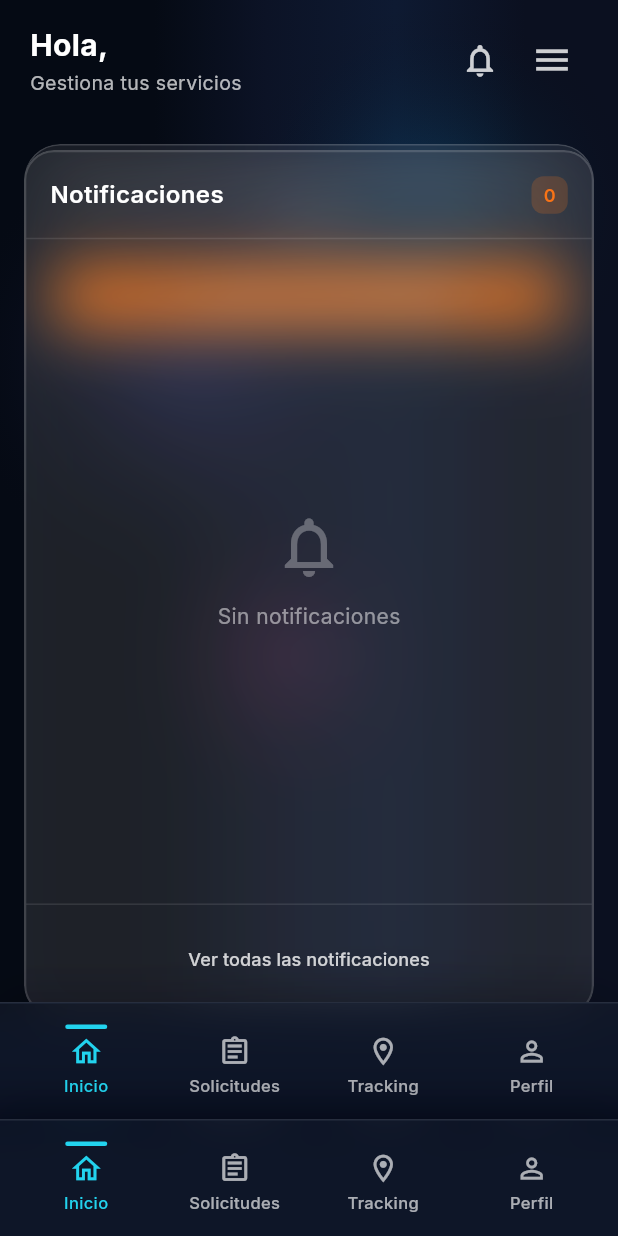
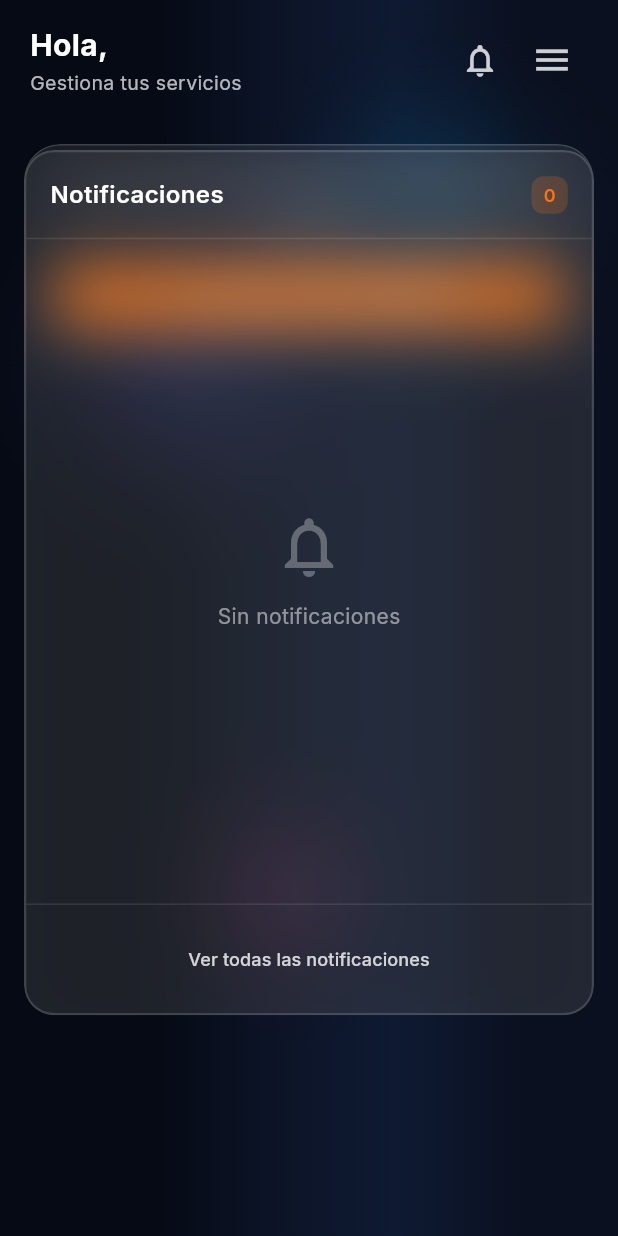
Before and after one commit to mahego/mapper-flutter, a Flutter app: the ClientDashboardPage screen opened directly, after a tap on the "notifications" icon, on a phone screen of 412 x 824 dp. Run offline on Flutter 3.47's test engine with Material 3 defaults, Android fonts, the light colour scheme and no system bars; our stand-ins replace dio, firebase_auth, firebase_core, flutter_map, geocoding, geolocator and 7 more; missing offline and left inert: flutter_facebook_auth, mobile_scanner; accounts and stored records are empty; network calls fail.

Commit message:
fix: Remove duplicate bottom nav from dashboard and profile pages
- Remove bottomNavigationBar from client_dashboard_page.dart
- Remove bottomNavigationBar from profile_page.dart
- Remove bottomNavigationBar from store_dashboard_page.dart
- Remove bottomNavigationBar from provider_dashboard_page.dart
- Remove unused _buildBottomNav() methods from all 4 pages
- Navigation now fully handled by TropicalScaffold wrapper

```diff
--- a/lib/features/client/presentation/pages/client_dashboard_page.dart
+++ b/lib/features/client/presentation/pages/client_dashboard_page.dart
@@ -277,50 +277,6 @@ class _ClientDashboardPageState extends State<ClientDashboardPage> {
             ),
         ],
       ),
-      bottomNavigationBar: _buildBottomNav(),
-    );
-  }
-
-  Widget _buildBottomNav() {
-    // Ocultar en desktop (width >= 768)
-    if (MediaQuery.of(context).size.width >= 768) {
-      return const SizedBox.shrink();
-    }
-
-    return LiquidGlassBottomNav(
-      items: const [
-        BottomNavItem(
-          label: 'Inicio',
-          icon: Icons.home_outlined,
-          route: '/dashboard/cliente',
-        ),
-        BottomNavItem(
-          label: 'Solicitudes',
-          icon: Icons.assignment_outlined,
-          route: '/requests',
-        ),
-        BottomNavItem(
-          label: 'Tracking',
-          icon: Icons.location_on_outlined,
-          route: '/cliente/tracking',
-        ),
-        BottomNavItem(
-          label: 'Perfil',
-          icon: Icons.person_outline,
-          route: '/profile',
-        ),
-      ],
-      currentIndex: 0,
-      onTap: (index) {
-        final routes = [
-          '/dashboard/cliente',
-          '/requests',
-          '/cliente/tracking',
-          '/profile',
-        ];
-        context.go(routes[index]);
-      },
-      mobileOnly: true,
     );
   }
 
--- a/lib/features/profile/presentation/pages/profile_page.dart
+++ b/lib/features/profile/presentation/pages/profile_page.dart
@@ -325,7 +325,6 @@ class _ProfilePageState extends State<ProfilePage> {
             ),
         ],
       ),
-      bottomNavigationBar: _buildBottomNav(),
     );
   }
 
@@ -1076,34 +1075,4 @@ class _ProfilePageState extends State<ProfilePage> {
       ),
     );
   }
-
-  Widget _buildBottomNav() {
-    final width = MediaQuery.of(context).size.width;
-    if (width >= 768) return const SizedBox.shrink();
-
-    return LiquidGlassBottomNav(
-      items: const [
-        BottomNavItem(label: 'Inicio', icon: Icons.home_outlined, route: '/dashboard/cliente'),
-        BottomNavItem(label: 'Solicitudes', icon: Icons.assignment_outlined, route: '/solicitudes'),
-        BottomNavItem(label: 'Tracking', icon: Icons.location_on_outlined, route: '/tracking'),
-        BottomNavItem(label: 'Perfil', icon: Icons.person_outline, route: '/perfil'),
-      ],
-      currentIndex: 3,
-      onTap: (index) {
-        switch (index) {
-          case 0:
-            context.go('/dashboard/cliente');
-            break;
-          case 1:
-            context.go('/solicitudes');
-            break;
-          case 2:
-            context.go('/tracking');
-            break;
-          case 3:
-            break;
-        }
-      },
-    );
-  }
 }
```
Also changed, not shown: lib/features/provider/presentation/pages/provider_dashboard_page.dart (+0 -26 lines), lib/features/store/presentation/pages/store_dashboard_page.dart (+0 -26 lines).
